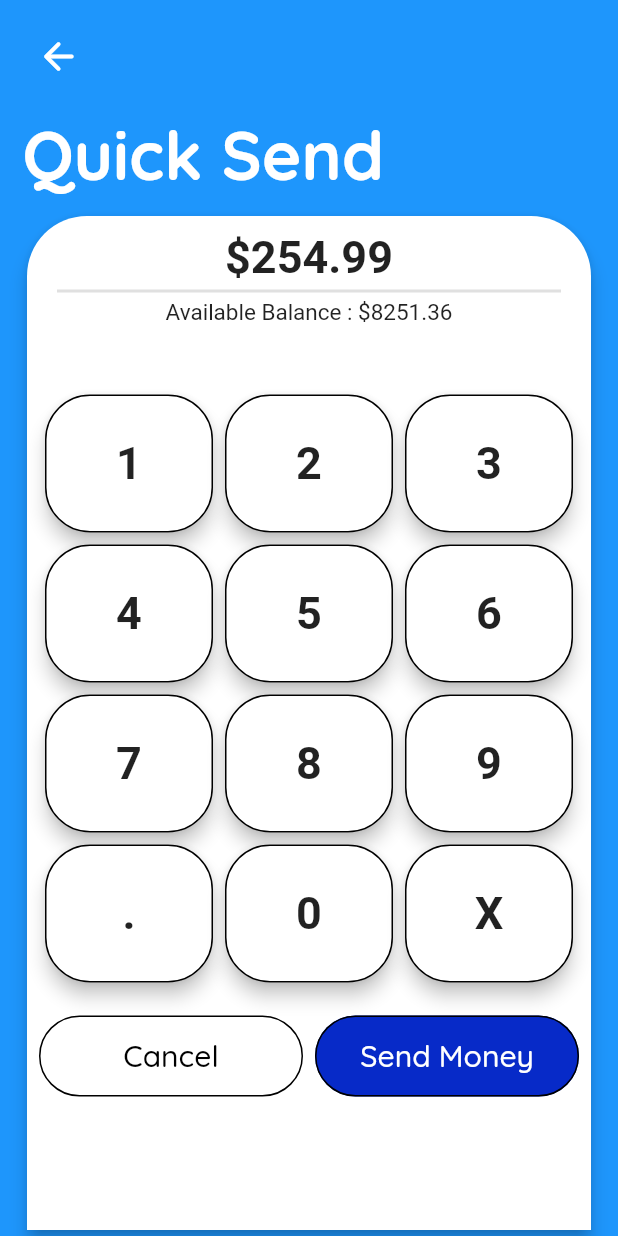
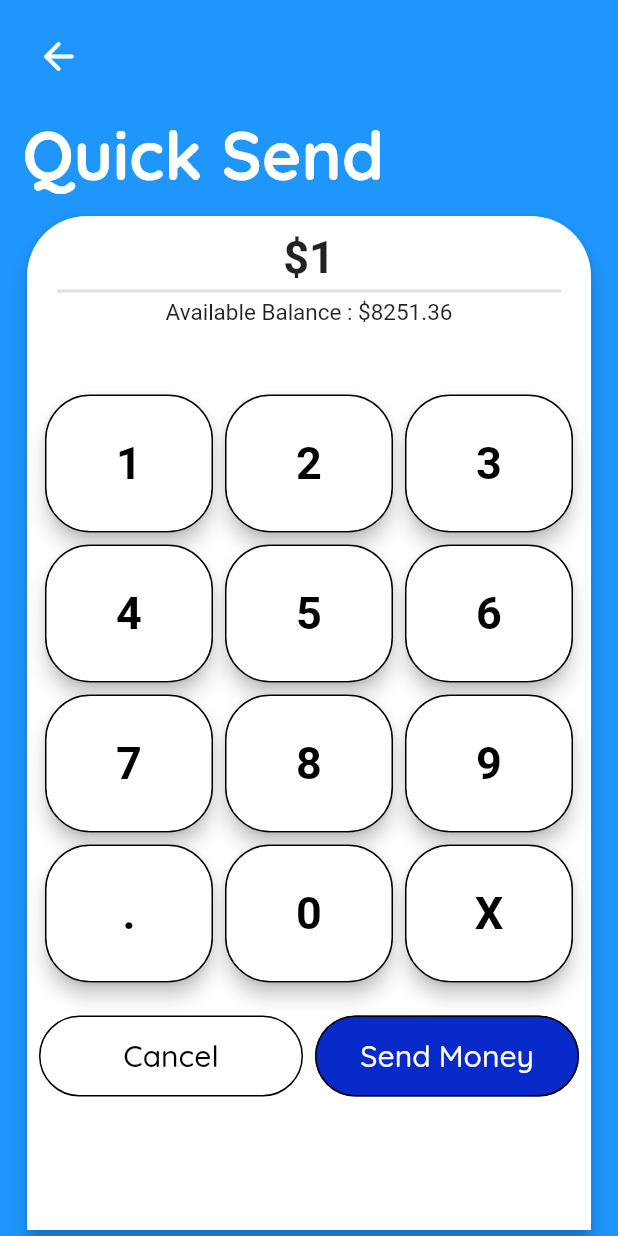
Before and after one commit to abhijithu1/Wallett, a Flutter app: the QuickSend screen opened directly, after a tap on an icon or button, on a phone screen of 412 x 824 dp. Run offline on Flutter 3.47's test engine with Material 2 defaults, Android fonts, the phone set to English and light mode, and no system bars; our stand-ins replace google_fonts; network calls fail.

Commit message:
Quick send button logic , parsing done, onto state management

```diff
--- a/lib/screens/quick_send.dart
+++ b/lib/screens/quick_send.dart
@@ -3,9 +3,14 @@ import 'package:google_fonts/google_fonts.dart';
 import 'package:mytodo/widgets/quick_pay_card.dart';
 import 'package:mytodo/widgets/quick_send_card.dart';
 
-class QuickSend extends StatelessWidget {
+class QuickSend extends StatefulWidget {
   const QuickSend({super.key});
 
+  @override
+  State<QuickSend> createState() => _QuickSendState();
+}
+
+class _QuickSendState extends State<QuickSend> {
   @override
   Widget build(BuildContext context) {
     double bal = 8251.36;
--- a/lib/widgets/quick_pay_card.dart
+++ b/lib/widgets/quick_pay_card.dart
@@ -1,11 +1,16 @@
+import 'package:provider/provider.dart';
 import 'package:flutter/material.dart';
 import 'package:google_fonts/google_fonts.dart';
+import 'package:mytodo/screens/home_screen.dart';
 
-class QuickPayCard extends StatelessWidget {
+class QuickPayCard extends StatefulWidget {
   const QuickPayCard({super.key});
 
   @override
-  Widget build(BuildContext context) {
+  State<QuickPayCard> createState() => _QuickPayCardState();
+}
+
+class _QuickPayCardState extends State<QuickPayCard> {
   List<String> buttons = [
     "1",
     "2",
@@ -21,6 +26,10 @@ class QuickPayCard extends StatelessWidget {
     "X"
   ];
   double bal = 8251.36;
+  String money = "";
+  double? moneyDouble = 0;
+  @override
+  Widget build(BuildContext context) {
     return SizedBox(
       height: double.infinity,
       child: Card(
@@ -39,12 +48,15 @@ class QuickPayCard extends StatelessWidget {
               width: double.infinity,
               child: Column(
                 children: [
-                  const Padding(
-                    padding: EdgeInsets.only(top: 10.0),
+                  Padding(
+                    padding: const EdgeInsets.only(top: 10.0),
                     child: Text(
-                      "\$254.99",
-                      style:
-                          TextStyle(fontSize: 30, fontWeight: FontWeight.bold),
+                      "\$$money",
+                      style: const TextStyle(
+                        fontSize: 30,
+                        fontWeight: FontWeight.bold,
+                      ),
+                      maxLines: 1,
                     ),
                   ),
                   const SizedBox(
@@ -81,8 +93,19 @@ class QuickPayCard extends StatelessWidget {
                   childAspectRatio: 1.2,
                   mainAxisSpacing: 0),
               itemBuilder: ((context, index) {
-
-                return NumberButton(displaytext: buttons[index], onTap: () {});
+                return NumberButton(
+                    displaytext: buttons[index],
+                    onTap: index != 11
+                        ? () {
+                            setState(() {
+                              money += buttons[index];
+                            });
+                          }
+                        : () {
+                            setState(() {
+                              money = money.substring(0, money.length - 1);
+                            });
+                          });
               }),
             ),
             SizedBox(
@@ -111,7 +134,12 @@ class QuickPayCard extends StatelessWidget {
                               ),
                             ),
                           ),
-                          onPressed: () {},
+                          onPressed: () {
+                            Navigator.push(
+                                context,
+                                MaterialPageRoute(
+                                    builder: (context) => const HomeScreen()));
+                          },
                           child: Text(
                             "Cancel",
                             style: GoogleFonts.quicksand(
@@ -150,7 +178,22 @@ class QuickPayCard extends StatelessWidget {
                               ),
                             ),
                           ),
-                          onPressed: () {},
+                          onPressed: () {
+                            moneyDouble = double.tryParse(money);
+                            if (moneyDouble == null) {
+                              ScaffoldMessenger.of(context).showSnackBar(
+                                  const SnackBar(content: Text("its null")));
+                            }
+                            moneyDouble! > bal
+                                ? ScaffoldMessenger.of(context).showSnackBar(
+                                    const SnackBar(
+                                        content: Text("You cant do that")))
+                                : ScaffoldMessenger.of(context).showSnackBar(
+                                    const SnackBar(content: Text("Cool dude")));
+                            if (moneyDouble! > bal) {
+
+                            }
+                          },
                           child: Text(
                             "Send Money",
                             style: GoogleFonts.quicksand(
@@ -174,14 +217,12 @@ class QuickPayCard extends StatelessWidget {
 
 class NumberButton extends StatelessWidget {
   final String displaytext;
-  final VoidCallback onTap;
+  final onTap;
   const NumberButton(
       {super.key, required this.displaytext, required this.onTap});
   @override
   Widget build(BuildContext context) {
-    return GestureDetector(
-      onTap: () {},
-      child: Card(
+    return Card(
         color: Colors.white,
         elevation: 5,
         shape: const RoundedRectangleBorder(
@@ -192,12 +233,15 @@ class NumberButton extends StatelessWidget {
             ),
           ),
         ),
-          child: Center(
+        child: TextButton(
+          style: const ButtonStyle(
+              overlayColor: MaterialStatePropertyAll(Colors.transparent)),
+          onPressed: onTap,
           child: Text(
             displaytext,
-              style: const TextStyle(fontSize: 30, fontWeight: FontWeight.bold),
+            style: const TextStyle(
+                fontSize: 30, fontWeight: FontWeight.bold, color: Colors.black),
           ),
-          )),
-    );
+        ));
   }
 }
```
Also changed, not shown: lib/widgets/quick_send_card.dart (+8 -2 lines). Lines whose indentation alone changed are shown as unchanged.
